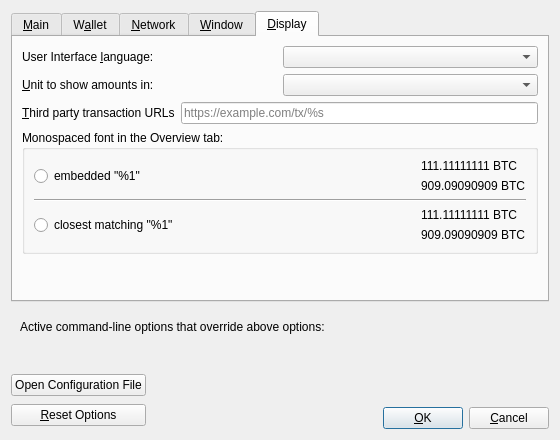
whiveio/whive, file src/qt/forms/optionsdialog.ui: the form before one commit.
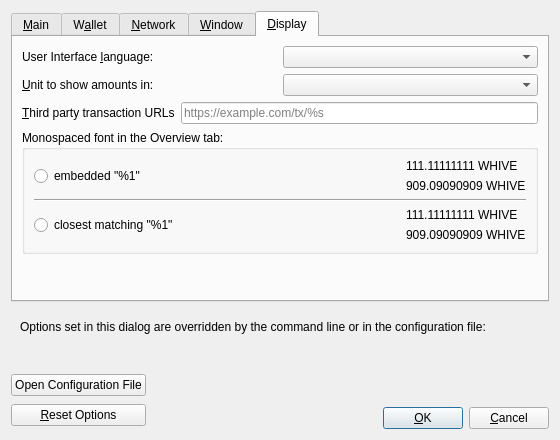
The form after the commit. The open tabs and pages were chosen to show the change. Custom widgets are drawn as their Qt base class.

Diff of the .ui file:
```diff
--- a/src/qt/forms/optionsdialog.ui
+++ b/src/qt/forms/optionsdialog.ui
@@ -768,14 +768,14 @@
               <item>
                <widget class="QLabel" name="embeddedFont_label_1">
                 <property name="text">
-                 <string notr="true">111.11111111 BTC</string>
+                 <string notr="true">111.11111111 WHIVE</string>
                 </property>
                </widget>
               </item>
               <item>
                <widget class="QLabel" name="embeddedFont_label_9">
                 <property name="text">
-                 <string notr="true">909.09090909 BTC</string>
+                 <string notr="true">909.09090909 WHIVE</string>
                 </property>
                </widget>
               </item>
@@ -817,14 +817,14 @@
               <item>
                <widget class="QLabel" name="systemFont_label_1">
                 <property name="text">
-                 <string notr="true">111.11111111 BTC</string>
+                 <string notr="true">111.11111111 WHIVE</string>
                 </property>
                </widget>
               </item>
               <item>
                <widget class="QLabel" name="systemFont_label_9">
                 <property name="text">
-                 <string notr="true">909.09090909 BTC</string>
+                 <string notr="true">909.09090909 WHIVE</string>
                 </property>
                </widget>
               </item>
@@ -860,7 +860,7 @@
         <item>
          <widget class="QLabel" name="overriddenByCommandLineInfoLabel">
           <property name="text">
-           <string>Active command-line options that override above options:</string>
+           <string>Options set in this dialog are overridden by the command line or in the configuration file:</string>
           </property>
           <property name="textFormat">
            <enum>Qt::PlainText</enum>
```
Left out of the diff: 2 changed lines with no effect on the pictures.
